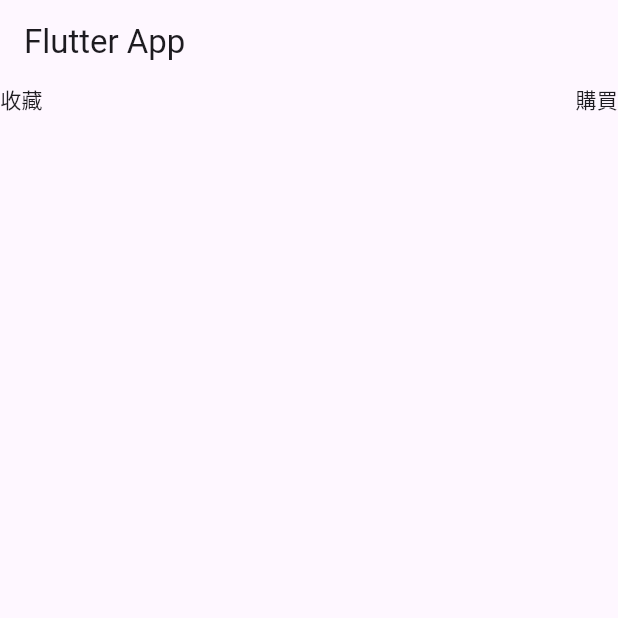
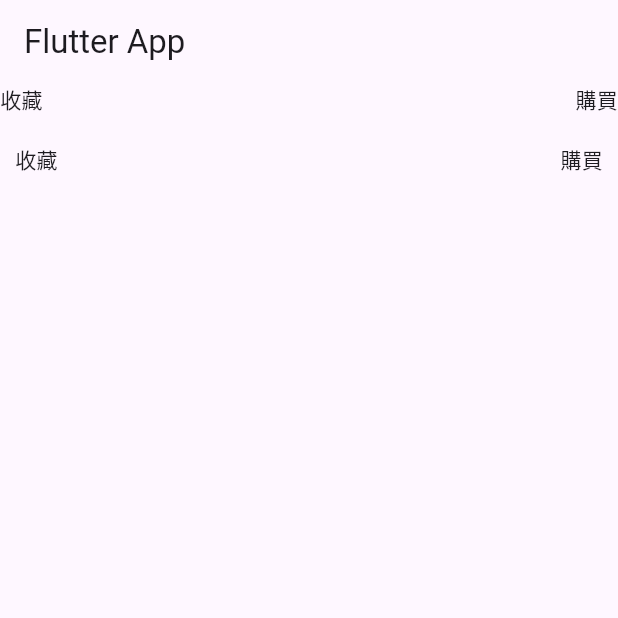
Before and after one commit to flutteruuu/flutter_demo, a Flutter app: the screen it shows after launch, on a phone screen of 412 x 824 dp, the top half of it. Run offline on Flutter 3.47's test engine with Material 3 defaults, Android fonts, the phone set to English and light mode, and no system bars.

Commit message:
Stack&Alignment&Position Sample

```diff
--- a/lib/main.dart
+++ b/lib/main.dart
@@ -30,10 +30,41 @@ class HomePage extends StatelessWidget {
   @override
   Widget build(BuildContext context) {
 
-    return Stack(
-      children: const[
-        Align(alignment: Alignment.topLeft, child: Text("收藏"),),
-        Align(alignment: Alignment.topRight, child: Text("購買"),),
+    return Column(
+      children: [
+        SizedBox(
+          height: 40,
+          width: double.infinity,
+          child: Stack(
+            children: const[
+              Align(
+                alignment: Alignment.topLeft,
+                child: Text("收藏"),
+              ),
+              Align(
+                alignment: Alignment.topRight,
+                child: Text("購買"),
+              )
+            ]
+          ),
+        ),
+        SizedBox(
+          height: 40,
+          width: double.infinity,
+          child: Stack(
+            children: const[
+              Positioned(
+                left: 10,
+                child: Text("收藏"),
+              ),
+              Positioned(
+                right: 10,
+                child: Text("購買"),
+              )
+            ]
+          ),
+        ),
+
       ],
     );
   }
```
